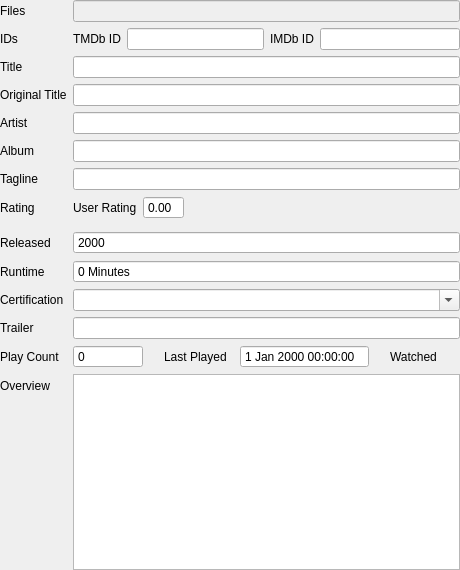
Above: src/ui/concerts/ConcertInfoWidget.ui from Komet/MediaElch before the change. Below: the same form after it.
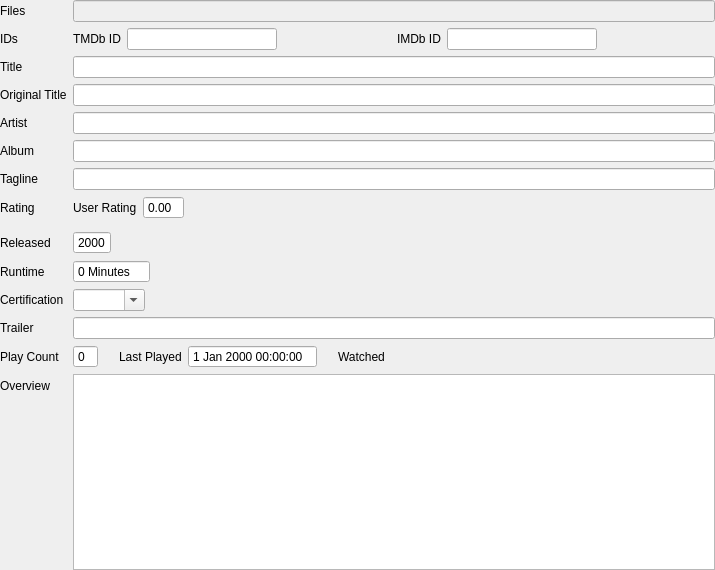
That is the form after the change. Custom widgets are drawn as their Qt base class.

Commit message:
fix(TMDb Concerts): Properly set language dropdowns in settings
We had language dropdowns for `de` in our scraper settings, but TMDb
concerts only supports `de-DE`, so we switched to the first language
available, which was Arabic.

```diff
--- a/src/ui/concerts/ConcertInfoWidget.ui
+++ b/src/ui/concerts/ConcertInfoWidget.ui
@@ -6,7 +6,7 @@
    <rect>
     <x>0</x>
     <y>0</y>
-    <width>460</width>
+    <width>715</width>
     <height>570</height>
    </rect>
   </property>
@@ -17,6 +17,9 @@
    </sizepolicy>
   </property>
   <layout class="QFormLayout" name="formLayout">
+   <property name="fieldGrowthPolicy">
+    <enum>QFormLayout::ExpandingFieldsGrow</enum>
+   </property>
    <property name="leftMargin">
     <number>0</number>
    </property>
```
The commit also changes 2 other files.
